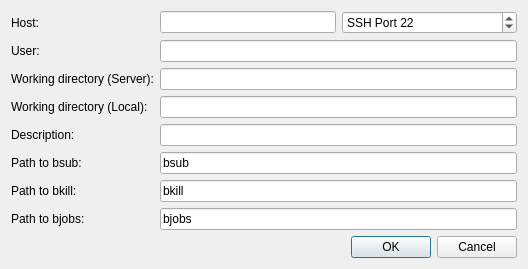
The window that src/globalsearch/queueinterfaces/lsfdialog.ui (xtalopt/XtalOpt) describes before a commit, drawn with Qt 5.
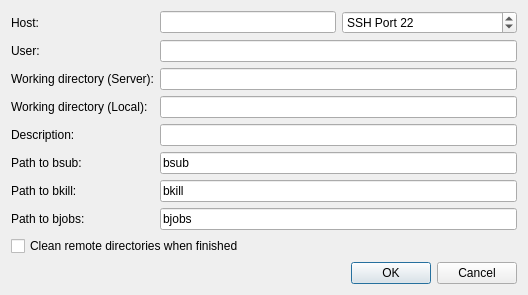
The same window after the commit.

Commit message:
Add an option to clean up remote files for remote QIs.
The option is "Clean remote directories when finished" in the QI
configuration dialog. The option while delete the contents of each
structure directory (but not the directories themselves) when the
optimization is finished.

What changed in the file:
```diff
--- a/src/globalsearch/queueinterfaces/lsfdialog.ui
+++ b/src/globalsearch/queueinterfaces/lsfdialog.ui
@@ -229,7 +229,7 @@
      </property>
     </widget>
    </item>
-   <item row="9" column="3">
+   <item row="10" column="3">
     <widget class="QDialogButtonBox" name="buttonBox">
      <property name="orientation">
       <enum>Qt::Horizontal</enum>
@@ -252,6 +252,13 @@
      </property>
     </spacer>
    </item>
+   <item row="9" column="0" colspan="4">
+    <widget class="QCheckBox" name="cb_cleanRemoteOnStop">
+     <property name="text">
+      <string>Clean remote directories when finished</string>
+     </property>
+    </widget>
+   </item>
   </layout>
  </widget>
  <tabstops>
```
Left out of the diff: 1 changed line with no effect on the pictures. The commit also changes 16 other files.
